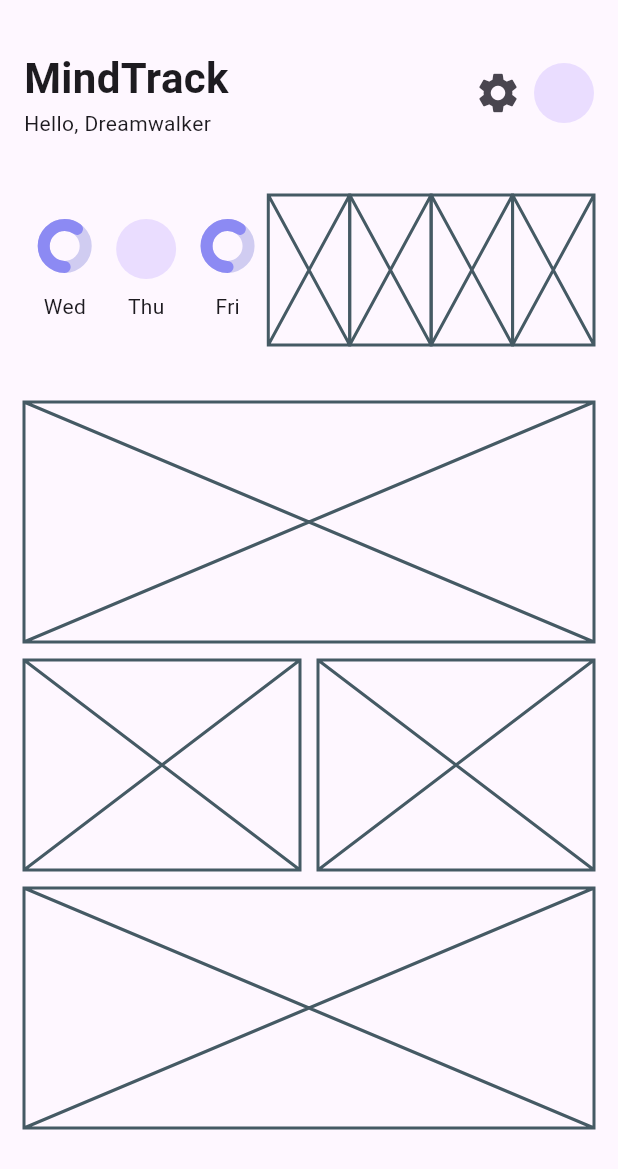
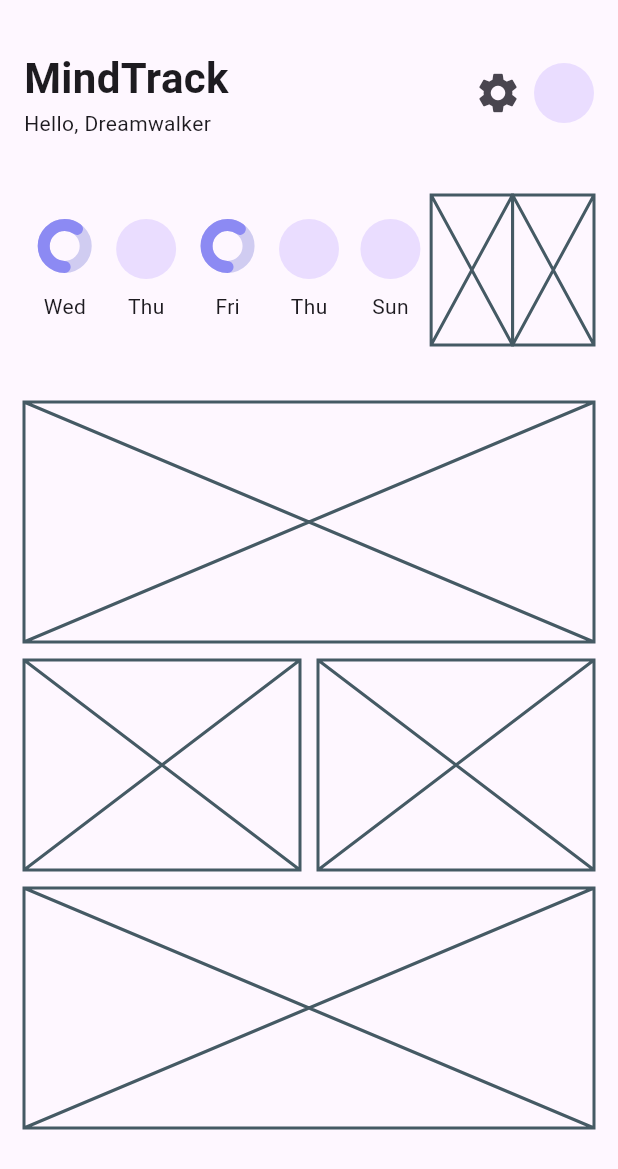
Before and after one commit to JAICHANGPARK/flutter_notebook_chapter_43, a Flutter app: the HabitJournalHomeScreen widget shown alone on an empty page, opened directly, on a phone screen of 412 x 824 dp. Shown: the top 1169 px of the screen. Run offline on Flutter 3.47's test engine with Material 3 defaults, Android fonts, the phone set to English and light mode, and no system bars; drawn by our look-alikes of percent_indicator; our stand-ins replace gap, hugeicons.

Commit message:
Update habit_journal_home_screen.dart

```diff
--- a/lib/ep2173_habit_journal_app/ui/home/habit_journal_home_screen.dart
+++ b/lib/ep2173_habit_journal_app/ui/home/habit_journal_home_screen.dart
@@ -119,10 +119,50 @@ class _HabitJournalHomeScreenState extends State<HabitJournalHomeScreen> {
                       ),
                     ),
                     Expanded(
-                      child: Placeholder(),
+                      child: Column(
+                        mainAxisAlignment: MainAxisAlignment.center,
+                        children: [
+                          // CircularPercentIndicator(
+                          //   radius: 16,
+                          //   lineWidth: 6,
+                          //   percent: .6,
+                          //   circularStrokeCap: CircularStrokeCap.round,
+                          //   backgroundColor: Color.fromRGBO(208, 204, 241, 1),
+                          //   startAngle: 180,
+                          //   progressColor: HabitAppTheme.primary,
+                          // ),
+                          CircleAvatar(
+                            radius: 20,
+                          ),
+                          Gap(8),
+                          Text(
+                            "Thu",
+                          )
+                        ],
+                      ),
                     ),
                     Expanded(
-                      child: Placeholder(),
+                      child: Column(
+                        mainAxisAlignment: MainAxisAlignment.center,
+                        children: [
+                          // CircularPercentIndicator(
+                          //   radius: 16,
+                          //   lineWidth: 6,
+                          //   percent: .6,
+                          //   circularStrokeCap: CircularStrokeCap.round,
+                          //   backgroundColor: Color.fromRGBO(208, 204, 241, 1),
+                          //   startAngle: 180,
+                          //   progressColor: HabitAppTheme.primary,
+                          // ),
+                          CircleAvatar(
+                            radius: 20,
+                          ),
+                          Gap(8),
+                          Text(
+                            "Sun",
+                          )
+                        ],
+                      ),
                     ),
                     Expanded(
                       child: Placeholder(),
```
